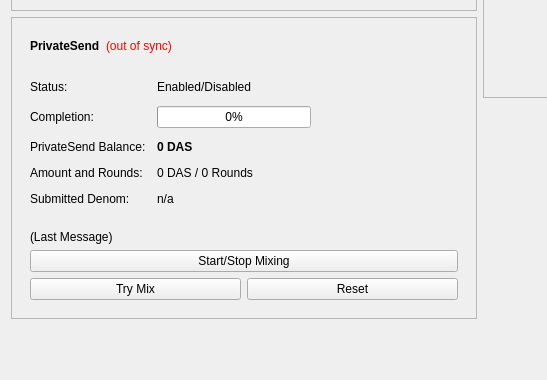
Old version of the form src/qt/forms/overviewpage.ui in the repository qazxswqw/q; both pictures show x 0 to 547 and y 205 to 585 of the 960 by 585 pixel window.
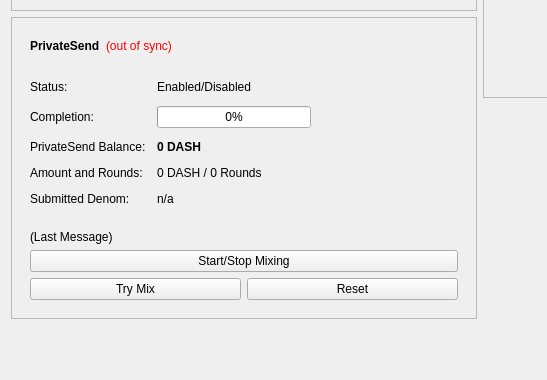
New version of the form.

Diff of the .ui file:
```diff
--- a/src/qt/forms/overviewpage.ui
+++ b/src/qt/forms/overviewpage.ui
@@ -514,7 +514,7 @@
                 </font>
                </property>
                <property name="text">
-                <string notr="true">0 DAS</string>
+                <string notr="true">0 DASH</string>
                </property>
               </widget>
              </item>
@@ -528,7 +528,7 @@
              <item row="3" column="1">
               <widget class="QLabel" name="labelAmountRounds">
                <property name="text">
-                <string>0 DAS / 0 Rounds</string>
+                <string>0 DASH / 0 Rounds</string>
                </property>
               </widget>
              </item>
```
Left out of the diff: 6 changed lines with no effect on the pictures.
